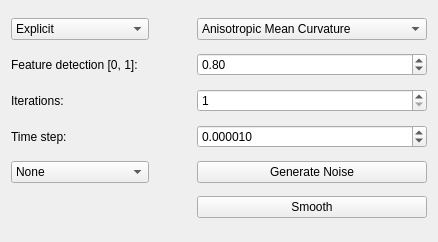
Old version of the form Plugin-AnisotropicMeanCurvature/SmootherToolbox.ui in the repository hksonngan/geometry-processing-lab.
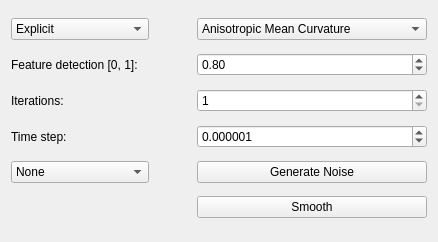
New version of the form.

Commit message: before big change

Diff of the .ui file:
```diff
--- a/Plugin-AnisotropicMeanCurvature/SmootherToolbox.ui
+++ b/Plugin-AnisotropicMeanCurvature/SmootherToolbox.ui
@@ -135,7 +135,7 @@
       <double>0.001000000000000</double>
      </property>
      <property name="value">
-      <double>0.000010000000000</double>
+      <double>0.000001000000000</double>
      </property>
     </widget>
    </item>
```
The commit also changes 2 other files.
